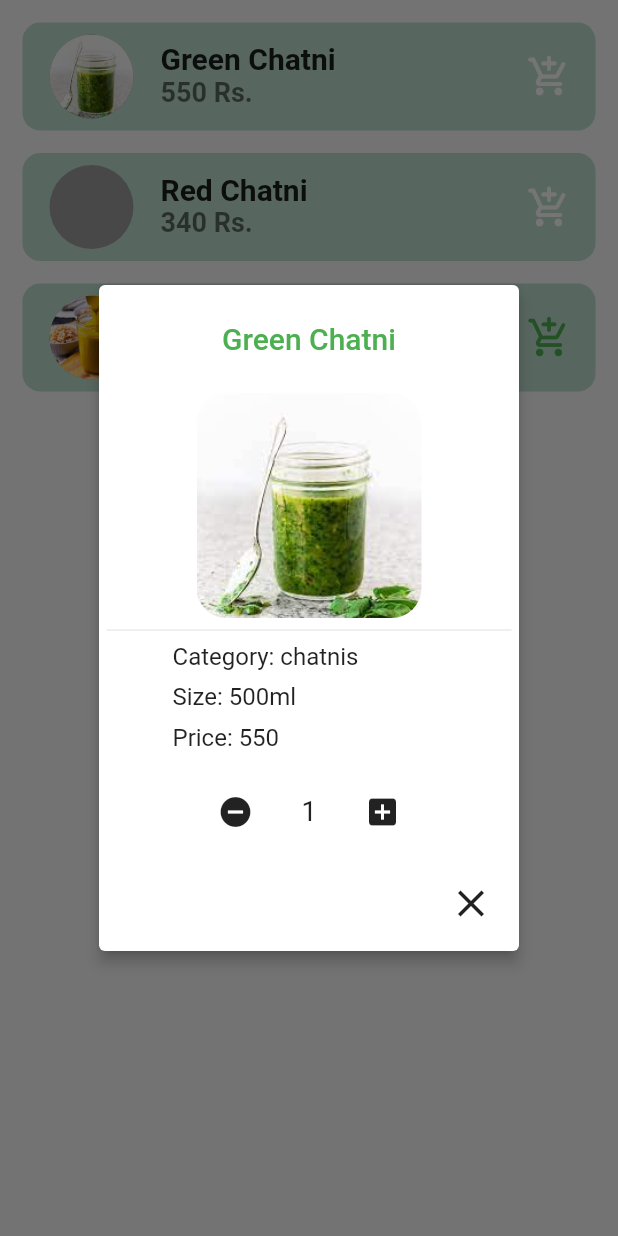
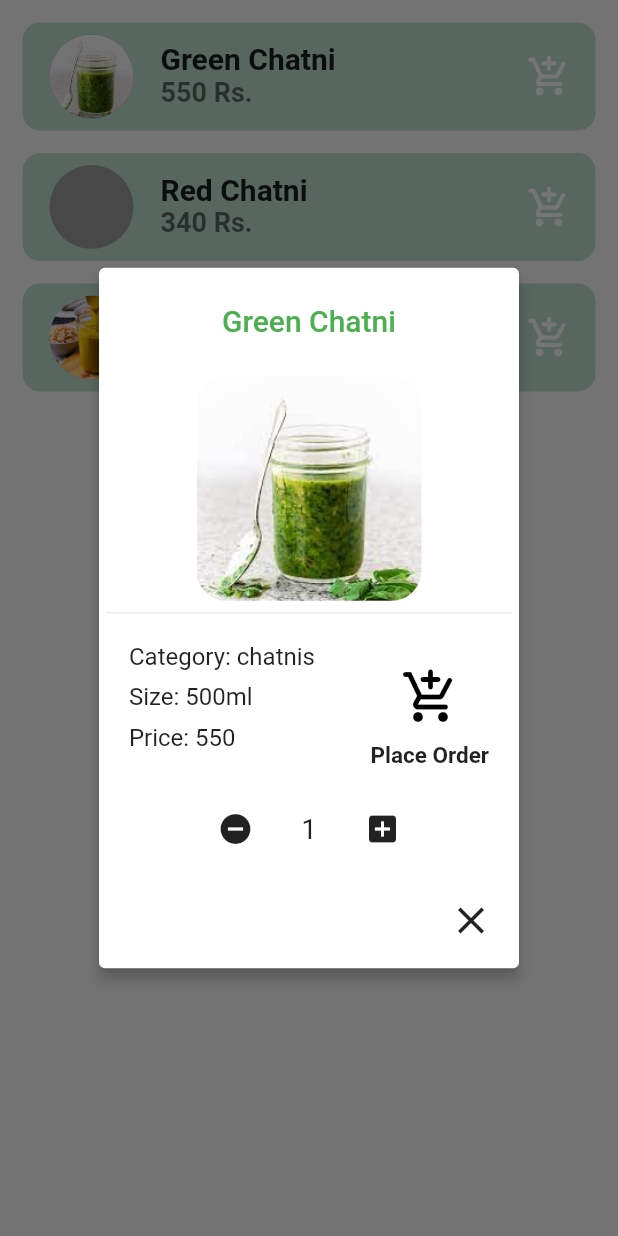
Before and after one commit to hassansultankhan/store, a Flutter app: the Cat0 screen opened directly, after a tap on "Green Chatni", on a phone screen of 412 x 824 dp. Run offline on Flutter 3.47's test engine with Material 2 defaults, Android fonts, the phone set to English and light mode, and no system bars; our stand-ins replace carousel_slider, cloud_firestore, firebase_auth, firebase_core, google_sign_in, shared_preferences; accounts and stored records are empty.

Commit message:
21/11/23

```diff
--- a/lib/Categories/cat0.dart
+++ b/lib/Categories/cat0.dart
@@ -34,7 +34,7 @@ class _Cat0State extends State<Cat0> {
       size: "700ml",
       price: 500,
       imagePath: 'assets/images/YellowChatni.jpg',
-      soldStatus: true,
+      soldStatus: false,
       qtySold: 0,
     ),
   ];
@@ -75,14 +75,22 @@ class _Cat0State extends State<Cat0> {
                     onTap: () {
                       Future.delayed(Duration.zero, () {
                         showDialog(
-                          context: context,
+                          context: context, //create location tag
                           builder: (context) => itemAlert(
+                            context, //pass location tag to itemAlert, that where does itemAlert lyes
                             menuItem.imagePath,
                             menuItem.title,
                             menuItem.category,
                             menuItem.size,
                             menuItem.price,
                             menuItem.soldStatus,
+                            () {
+                            // Logic to update soldStatus to true
+                            setState(() { //function passed as parameter to itemAlert
+                              menuItem.soldStatus = !menuItem.soldStatus;
+                            }
+                          );
+                            }
                          ),
                         );
                       });
@@ -97,16 +105,20 @@ class _Cat0State extends State<Cat0> {
 
   //Alert box for item details
 
-  itemAlert(
+  Widget itemAlert(
+  BuildContext context, //receive location tag from where itemAlert is called
   String _imagePath,
   String _title,
   String _category,
   String _size,
   int _price,
   bool _soldStatus,
+  Function() updateSoldStatus, //setState function recieved as parameter
 ) {
   int quantity = 1; // Default quantity
 
+      return StatefulBuilder(
+        builder: (BuildContext context, StateSetter alertSetState) { //create state builder for alertDialog
           return AlertDialog(
             contentPadding: const EdgeInsets.all(5),
             elevation: 4,
@@ -116,7 +128,8 @@ class _Cat0State extends State<Cat0> {
               style: const TextStyle(color: Colors.green),
             ),
             content: SingleChildScrollView(
-        child: ListBody(children: <Widget>[
+              child: ListBody(
+                children: <Widget>[
                   const SizedBox(
                     height: 20,
                   ),
@@ -156,19 +169,37 @@ class _Cat0State extends State<Cat0> {
                       const SizedBox(
                         width: 10,
                       ),
-              IconButton(
+
+                      Column(
+                        crossAxisAlignment: CrossAxisAlignment.center,
+
+                        children: [
+                                  Padding(
+                                    padding: const EdgeInsets.only(left: 20, top: 20),
+                                    child: IconButton(
                                       onPressed: () {
-                  // Your logic when the "Add to Cart" button is pressed
-                  // Use the quantity variable here
+                                        // Call the function to update soldStatus to true
+                                        updateSoldStatus();
+                                        // logic when the "Add to Cart" button is pressed
                                       },
                                       icon: Icon(
                                         Icons.add_shopping_cart_rounded,
-                  color: _soldStatus
-                      ? Colors.green
-                      : const Color.fromARGB(255, 255, 255, 255),
+                                        color: _soldStatus ? Colors.green : Colors.black,
                                         size: 40,
                                       ),
                                     ),
+                                  ),
+                                  const Padding(
+                                    padding: EdgeInsets.only(left: 27, top: 10),
+                                    child: Text(
+                                      "Place Order",
+                                      style: TextStyle(fontSize: 15, fontWeight: FontWeight.bold),
+                                    ),
+                                  ),
+                                ]
+
+                      )
+
                     ],
                   ),
                   const SizedBox(height: 16),
@@ -178,8 +209,9 @@ class _Cat0State extends State<Cat0> {
                       IconButton(
                         onPressed: () {
                           if (quantity > 1) {
-                    setState(() {
+                            alertSetState(() {
                               quantity--;
+                              print(quantity.toString());
                             });
                           }
                         },
@@ -196,7 +228,7 @@ class _Cat0State extends State<Cat0> {
                       ),
                       IconButton(
                         onPressed: () {
-                  setState(() {
+                          alertSetState(() {
                             quantity++;
                           });
                           print(quantity);
@@ -205,7 +237,8 @@ class _Cat0State extends State<Cat0> {
                       ),
                     ],
                   ),
-        ]),
+                ],
+              ),
             ),
             actions: <Widget>[
               IconButton(
@@ -219,5 +252,7 @@ class _Cat0State extends State<Cat0> {
               ),
             ],
           );
+        },
+      );
     }
 }
```
Lines whose indentation alone changed are shown as unchanged.
